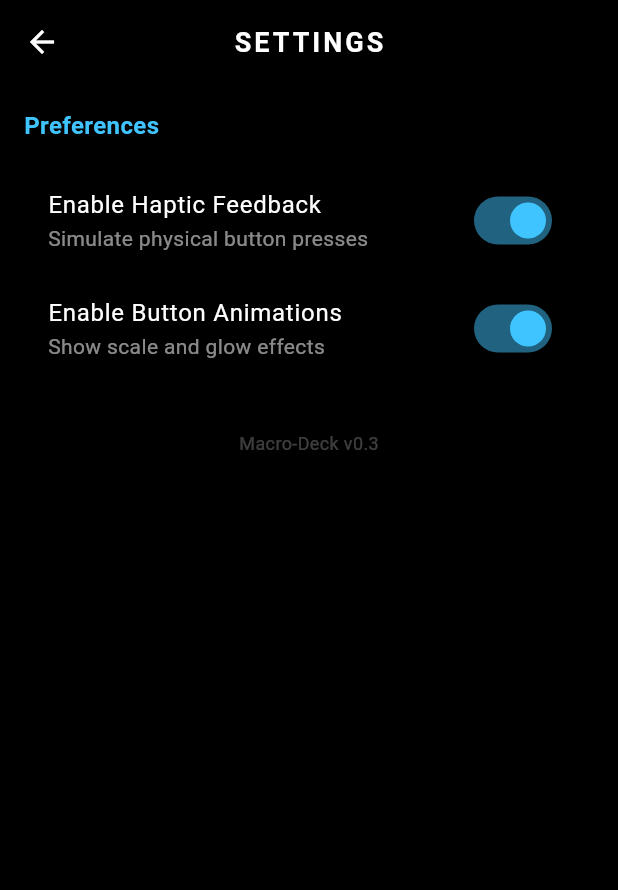
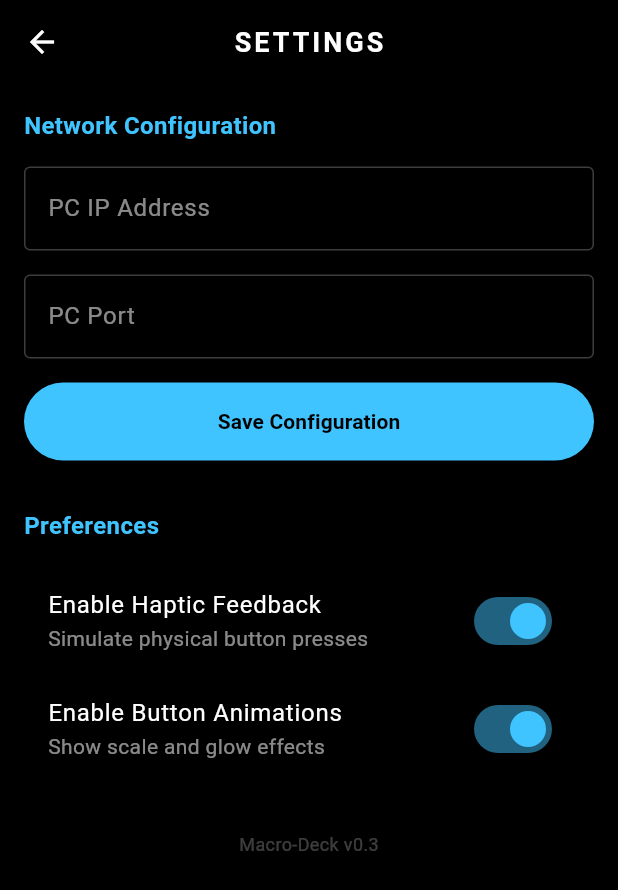
Before and after one commit to TalalShararApurbo/macro_deck, a Flutter app: the screen it shows after launch, after a tap on "Settings", on a phone screen of 412 x 824 dp. Shown: the top 890 px of the screen. Run offline on Flutter 3.47's test engine with Material 3 defaults, Android fonts, the phone set to English and light mode, and no system bars; our stand-ins replace shared_preferences.

Commit message:
Week-4: Implemented persistent storage for network configuration

```diff
--- a/lib/main.dart
+++ b/lib/main.dart
@@ -1,7 +1,10 @@
 import 'package:flutter/material.dart';
 import 'screens/home_page.dart';
+import 'services/preferences_service.dart';
 
-void main() {
+void main() async {
+  WidgetsFlutterBinding.ensureInitialized();
+  await PreferencesService.init();
   runApp(const MacroDeckApp());
 }
 
--- a/lib/screens/settings_page.dart
+++ b/lib/screens/settings_page.dart
@@ -1,4 +1,5 @@
 import 'package:flutter/material.dart';
+import '../services/preferences_service.dart';
 
 class SettingsPage extends StatefulWidget {
   const SettingsPage({super.key});
@@ -10,6 +11,36 @@ class SettingsPage extends StatefulWidget {
 class _SettingsPageState extends State<SettingsPage> {
   bool _hapticsEnabled = true;
   bool _animationsEnabled = true;
+
+  final TextEditingController _ipController = TextEditingController();
+  final TextEditingController _portController = TextEditingController();
+
+  @override
+  void initState() {
+    super.initState();
+    _ipController.text = PreferencesService.pcIpAddress;
+    _portController.text = PreferencesService.pcPort;
+  }
+
+  @override
+  void dispose() {
+    _ipController.dispose();
+    _portController.dispose();
+    super.dispose();
+  }
+
+  void _saveNetworkConfig() async {
+    await PreferencesService.setPcIpAddress(_ipController.text);
+    await PreferencesService.setPcPort(_portController.text);
+    if (mounted) {
+      ScaffoldMessenger.of(context).showSnackBar(
+        const SnackBar(
+          content: Text('Network configuration saved successfully!'),
+          backgroundColor: Colors.green,
+        ),
+      );
+    }
+  }
 
   @override
   Widget build(BuildContext context) {
@@ -31,6 +62,55 @@ class _SettingsPageState extends State<SettingsPage> {
       body: ListView(
         padding: const EdgeInsets.all(16.0),
         children: [
+          const Text(
+            'Network Configuration',
+            style: TextStyle(
+              color: Colors.lightBlueAccent,
+              fontSize: 16.0,
+              fontWeight: FontWeight.bold,
+            ),
+          ),
+          const SizedBox(height: 16.0),
+          TextField(
+            controller: _ipController,
+            style: const TextStyle(color: Colors.white),
+            decoration: const InputDecoration(
+              labelText: 'PC IP Address',
+              labelStyle: TextStyle(color: Colors.white54),
+              enabledBorder: OutlineInputBorder(
+                borderSide: BorderSide(color: Colors.white24),
+              ),
+              focusedBorder: OutlineInputBorder(
+                borderSide: BorderSide(color: Colors.lightBlueAccent),
+              ),
+            ),
+          ),
+          const SizedBox(height: 16.0),
+          TextField(
+            controller: _portController,
+            style: const TextStyle(color: Colors.white),
+            decoration: const InputDecoration(
+              labelText: 'PC Port',
+              labelStyle: TextStyle(color: Colors.white54),
+              enabledBorder: OutlineInputBorder(
+                borderSide: BorderSide(color: Colors.white24),
+              ),
+              focusedBorder: OutlineInputBorder(
+                borderSide: BorderSide(color: Colors.lightBlueAccent),
+              ),
+            ),
+          ),
+          const SizedBox(height: 16.0),
+          ElevatedButton(
+            onPressed: _saveNetworkConfig,
+            style: ElevatedButton.styleFrom(
+              backgroundColor: Colors.lightBlueAccent,
+              foregroundColor: Colors.black,
+              padding: const EdgeInsets.symmetric(vertical: 16.0),
+            ),
+            child: const Text('Save Configuration', style: TextStyle(fontWeight: FontWeight.bold)),
+          ),
+          const SizedBox(height: 32.0),
           const Text(
             'Preferences',
             style: TextStyle(
--- /dev/null
+++ b/lib/services/preferences_service.dart
@@ -0,0 +1,23 @@
+import 'package:shared_preferences/shared_preferences.dart';
+
+class PreferencesService {
+  static late SharedPreferences _prefs;
+
+  static const String _ipKey = 'pc_ip_address';
+  static const String _portKey = 'pc_port';
+
+  // Call this method in main() before runApp
+  static Future<void> init() async {
+    _prefs = await SharedPreferences.getInstance();
+  }
+
+  static String get pcIpAddress => _prefs.getString(_ipKey) ?? '';
+  static Future<void> setPcIpAddress(String value) async {
+    await _prefs.setString(_ipKey, value);
+  }
+
+  static String get pcPort => _prefs.getString(_portKey) ?? '';
+  static Future<void> setPcPort(String value) async {
+    await _prefs.setString(_portKey, value);
+  }
+}
--- a/pubspec.yaml
+++ b/pubspec.yaml
@@ -30,6 +30,7 @@ environment:
 dependencies:
   flutter:
     sdk: flutter
+  shared_preferences: ^2.2.3
 
   # The following adds the Cupertino Icons font to your application.
   # Use with the CupertinoIcons class for iOS style icons.
```
Also changed, not shown: pubspec.lock, 1 other file.
